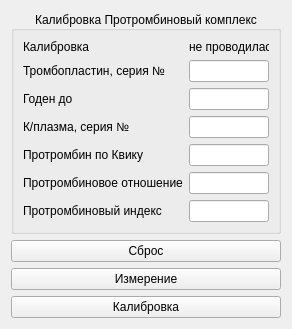
Before: the Qt Designer form choisedialog/ko5.ui in krang4d/Agrekola, drawn with Qt 5.
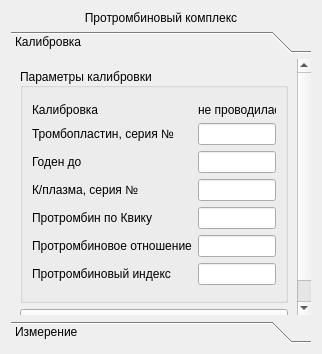
After: the same form once the commit is applied. The open tabs and pages were chosen to show the change. Custom widgets are drawn as their Qt base class.

What changed in the file:
```diff
--- a/choisedialog/ko5.ui
+++ b/choisedialog/ko5.ui
@@ -6,31 +6,59 @@
    <rect>
     <x>0</x>
     <y>0</y>
-    <width>292</width>
-    <height>295</height>
+    <width>322</width>
+    <height>354</height>
    </rect>
   </property>
   <property name="windowTitle">
    <string>Form</string>
   </property>
+  <layout class="QVBoxLayout" name="verticalLayout_2">
+   <item>
+    <widget class="QLabel" name="label">
+     <property name="text">
+      <string>Протромбиновый комплекс</string>
+     </property>
+     <property name="alignment">
+      <set>Qt::AlignCenter</set>
+     </property>
+    </widget>
+   </item>
+   <item>
+    <widget class="QToolBox" name="toolBox">
+     <property name="currentIndex">
+      <number>1</number>
+     </property>
+     <widget class="QWidget" name="page_1">
+      <property name="geometry">
+       <rect>
+        <x>0</x>
+        <y>0</y>
+        <width>287</width>
+        <height>267</height>
+       </rect>
+      </property>
+      <attribute name="label">
+       <string>Калибровка</string>
+      </attribute>
   <layout class="QVBoxLayout" name="verticalLayout">
    <item>
     <widget class="QGroupBox" name="groupBox">
      <property name="title">
-      <string>Калибровка Протромбиновый комплекс</string>
+          <string>Параметры калибровки</string>
      </property>
      <property name="alignment">
-      <set>Qt::AlignCenter</set>
+          <set>Qt::AlignLeading|Qt::AlignLeft|Qt::AlignVCenter</set>
      </property>
      <layout class="QFormLayout" name="formLayout">
-      <item row="0" column="0">
+          <item row="1" column="0">
        <widget class="QLabel" name="label_9">
         <property name="text">
          <string>Калибровка</string>
         </property>
        </widget>
       </item>
-      <item row="0" column="1">
+          <item row="1" column="1">
        <widget class="QLabel" name="label_calibrationData">
         <property name="minimumSize">
          <size>
@@ -43,7 +71,7 @@
         </property>
        </widget>
       </item>
-      <item row="1" column="0">
+          <item row="3" column="0">
        <widget class="QLabel" name="label_1">
         <property name="text">
          <string>Тромбопластин, серия №</string>
@@ -53,10 +81,10 @@
         </property>
        </widget>
       </item>
-      <item row="1" column="1">
+          <item row="3" column="1">
        <widget class="QLineEdit" name="lineEdit_1"/>
       </item>
-      <item row="2" column="0">
+          <item row="4" column="0">
        <widget class="QLabel" name="label_2">
         <property name="text">
          <string>Годен до</string>
@@ -66,10 +94,10 @@
         </property>
        </widget>
       </item>
-      <item row="2" column="1">
+          <item row="4" column="1">
        <widget class="QLineEdit" name="lineEdit_2"/>
       </item>
-      <item row="3" column="0">
+          <item row="5" column="0">
        <widget class="QLabel" name="label_3">
         <property name="text">
          <string>К/плазма, серия №</string>
@@ -79,10 +107,10 @@
         </property>
        </widget>
       </item>
-      <item row="3" column="1">
+          <item row="5" column="1">
        <widget class="QLineEdit" name="lineEdit_3"/>
       </item>
-      <item row="4" column="0">
+          <item row="6" column="0">
        <widget class="QLabel" name="label_4">
         <property name="text">
          <string>Протромбин по Квику</string>
@@ -92,10 +120,10 @@
         </property>
        </widget>
       </item>
-      <item row="4" column="1">
+          <item row="6" column="1">
        <widget class="QLineEdit" name="lineEdit_4"/>
       </item>
-      <item row="5" column="0">
+          <item row="7" column="0">
        <widget class="QLabel" name="label_5">
         <property name="text">
          <string>Протромбиновое отношение</string>
@@ -105,10 +133,10 @@
         </property>
        </widget>
       </item>
-      <item row="5" column="1">
+          <item row="7" column="1">
        <widget class="QLineEdit" name="lineEdit_5"/>
       </item>
-      <item row="6" column="0">
+          <item row="8" column="0">
        <widget class="QLabel" name="label_6">
         <property name="text">
          <string>Протромбиновый индекс</string>
@@ -118,33 +146,42 @@
         </property>
        </widget>
       </item>
-      <item row="6" column="1">
+          <item row="8" column="1">
        <widget class="QLineEdit" name="lineEdit_6"/>
       </item>
+          <item row="9" column="0" colspan="2">
+           <spacer name="verticalSpacer">
+            <property name="orientation">
+             <enum>Qt::Vertical</enum>
+            </property>
+            <property name="sizeHint" stdset="0">
+             <size>
+              <width>20</width>
+              <height>40</height>
+             </size>
+            </property>
+           </spacer>
+          </item>
+          <item row="0" column="0" colspan="2">
+           <spacer name="verticalSpacer_2">
+            <property name="orientation">
+             <enum>Qt::Vertical</enum>
+            </property>
+            <property name="sizeHint" stdset="0">
+             <size>
+              <width>20</width>
+              <height>40</height>
+             </size>
+            </property>
+           </spacer>
+          </item>
      </layout>
     </widget>
    </item>
-   <item>
-    <widget class="QPushButton" name="resetButton">
-     <property name="text">
-      <string>Сброс</string>
-     </property>
-    </widget>
-   </item>
-   <item>
-    <widget class="QPushButton" name="startButton">
-     <property name="text">
-      <string>Измерение</string>
-     </property>
-     <property name="shortcut">
-      <string>Return</string>
-     </property>
-    </widget>
-   </item>
    <item>
     <widget class="QPushButton" name="calibr1Button">
      <property name="text">
-      <string>Калибровка</string>
+          <string>Продолжмть</string>
      </property>
      <property name="shortcut">
       <string>Ctrl+Return</string>
@@ -153,6 +190,31 @@
    </item>
   </layout>
  </widget>
+     <widget class="StartMeasurment" name="page_2">
+      <property name="geometry">
+       <rect>
+        <x>0</x>
+        <y>0</y>
+        <width>304</width>
+        <height>263</height>
+       </rect>
+      </property>
+      <attribute name="label">
+       <string>Измерение</string>
+      </attribute>
+     </widget>
+    </widget>
+   </item>
+  </layout>
+ </widget>
+ <customwidgets>
+  <customwidget>
+   <class>StartMeasurment</class>
+   <extends>QWidget</extends>
+   <header location="global">startmeasurment.h</header>
+   <container>1</container>
+  </customwidget>
+ </customwidgets>
  <resources/>
  <connections/>
 </ui>
```
Lines whose indentation alone changed are shown as unchanged.
